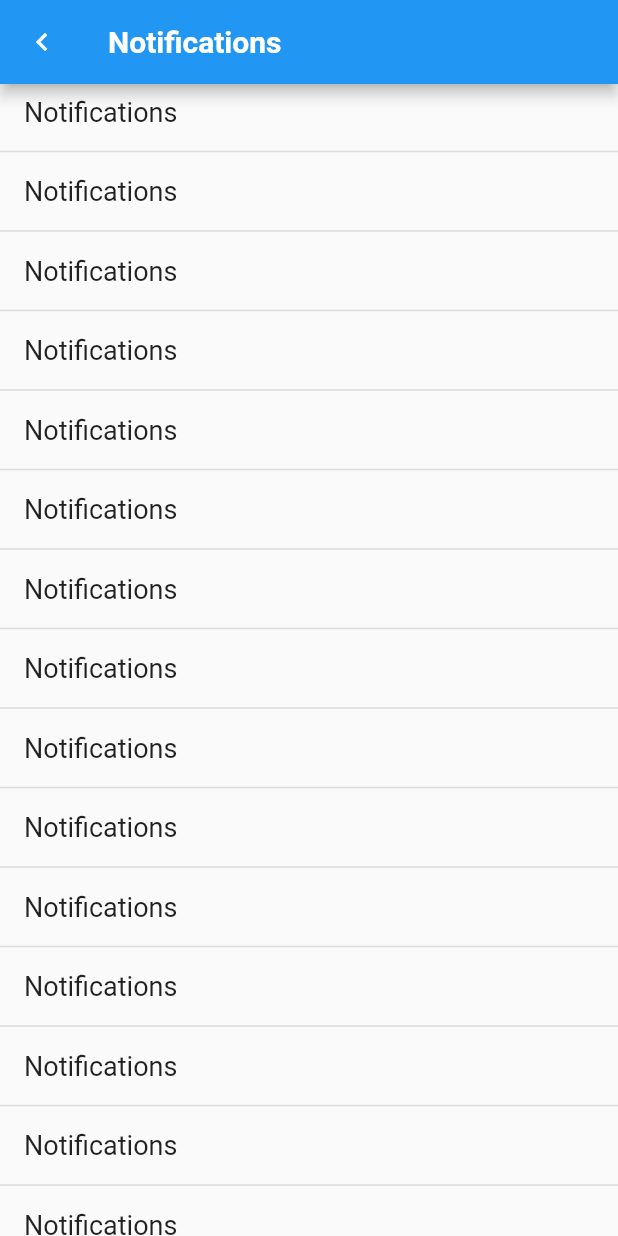
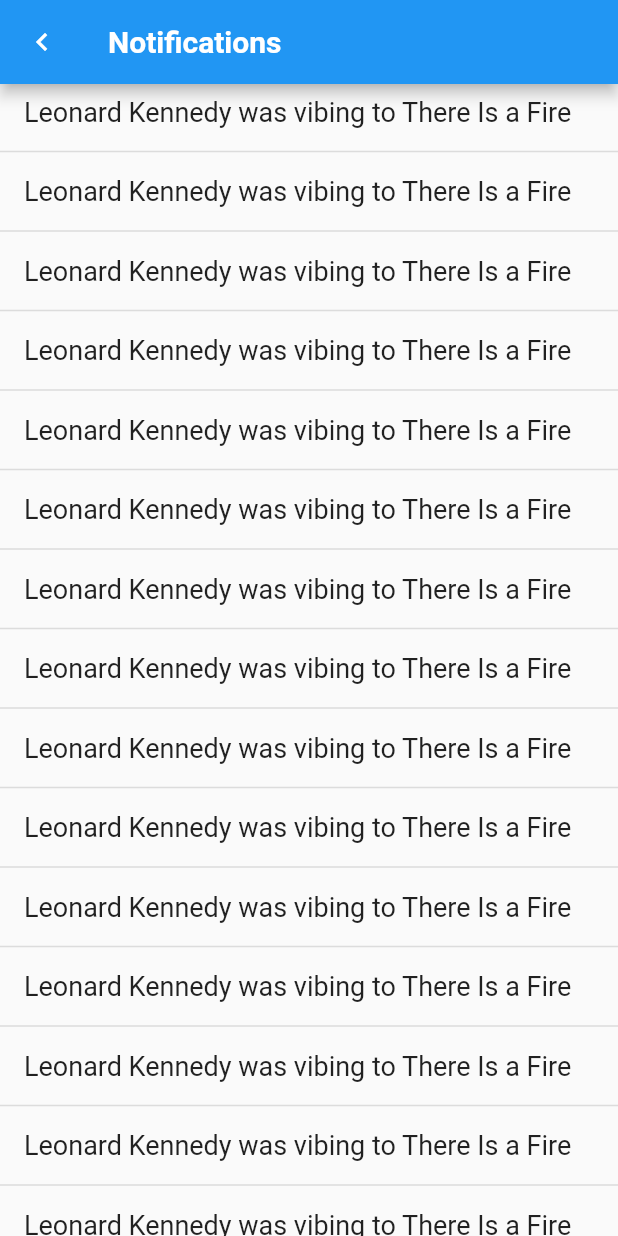
Before and after one commit to Tyler-Kamholz/get_groovy, a Flutter app: the NotificationsPage screen opened directly, on a phone screen of 412 x 824 dp. Run offline on Flutter 3.47's test engine with Material 2 defaults, Android fonts, the phone set to English and light mode, and no system bars; our stand-ins replace google_nav_bar, qr_flutter, settings_ui; missing offline and left inert: scroll_app_bar, system_theme; network calls fail.

Commit message:
I finished the notifications and the search pages, please someone check it over and see if i need to add anything or change anything else. these pages arent as exciting like all the other pages will be but thats because it has the most boring information. if you have any ideas lmk

```diff
--- a/lib/dummy_data.dart
+++ b/lib/dummy_data.dart
@@ -64,6 +64,12 @@ class DummyData {
     'Myron Bell',
   ];
 
+  static List<String> notifications = [
+    "You've got a new hippie friend ${getRandomName()}",
+    '${getRandomName()} was vibing to ${getRandomSong().name}',
+    '${getRandomName()} added ${getRandomSong().name} to their playlist! Groovy Song!'
+  ];
+
   static String getRandomName() {
     return names[Random().nextInt(names.length)];
   }
@@ -71,4 +77,8 @@ class DummyData {
   static Image getRandomImage() {
     return Image.asset('images/image${Random().nextInt(7) + 1}.jpg');
   }
+
+  static String getRandomNotifications() {
+    return notifications[Random().nextInt(notifications.length)];
+  }
 }
--- a/lib/widgets/notification_builder.dart
+++ b/lib/widgets/notification_builder.dart
@@ -1,18 +1,17 @@
 import 'package:flutter/material.dart';
+import 'package:getgroovy/dummy_data.dart';
 
 class NotificationsBuilder {
   static Widget buildPostCard() {
-    return Column(
-        crossAxisAlignment: CrossAxisAlignment.start,
-        children: const [
+    return Column(crossAxisAlignment: CrossAxisAlignment.start, children: [
       Padding(
-            padding: EdgeInsets.fromLTRB(16, 8, 16, 8),
+        padding: const EdgeInsets.fromLTRB(16, 8, 16, 8),
         child: Text(
-              'Notifications',
-              style: TextStyle(fontSize: 18),
+          DummyData.getRandomNotifications(),
+          style: const TextStyle(fontSize: 18),
         ),
       ),
-          Divider(
+      const Divider(
         thickness: 1,
       )
     ]);
```
Also changed, not shown: lib/pages/search_page.dart (+31 -34 lines), 7 other files. Lines whose indentation alone changed are shown as unchanged.
